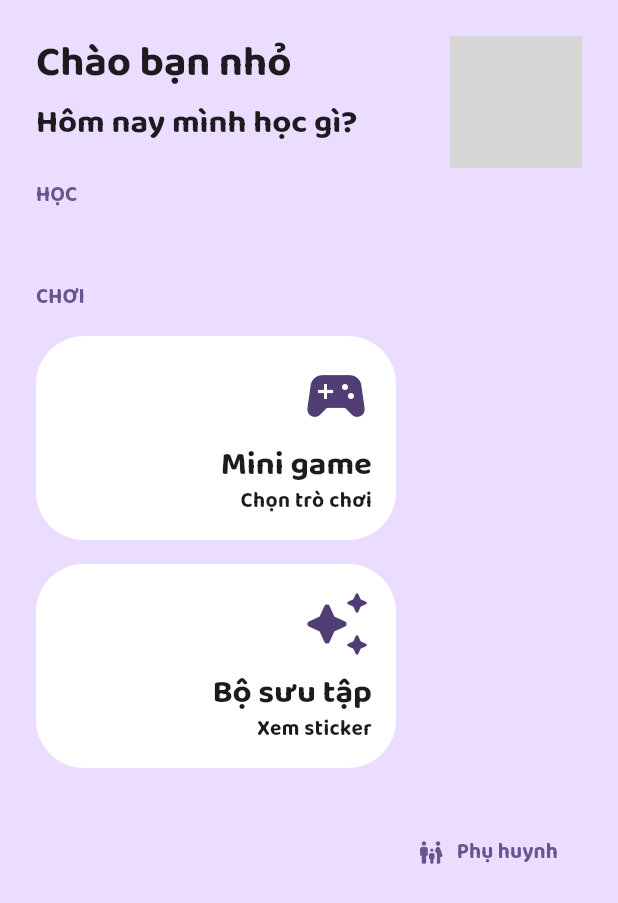
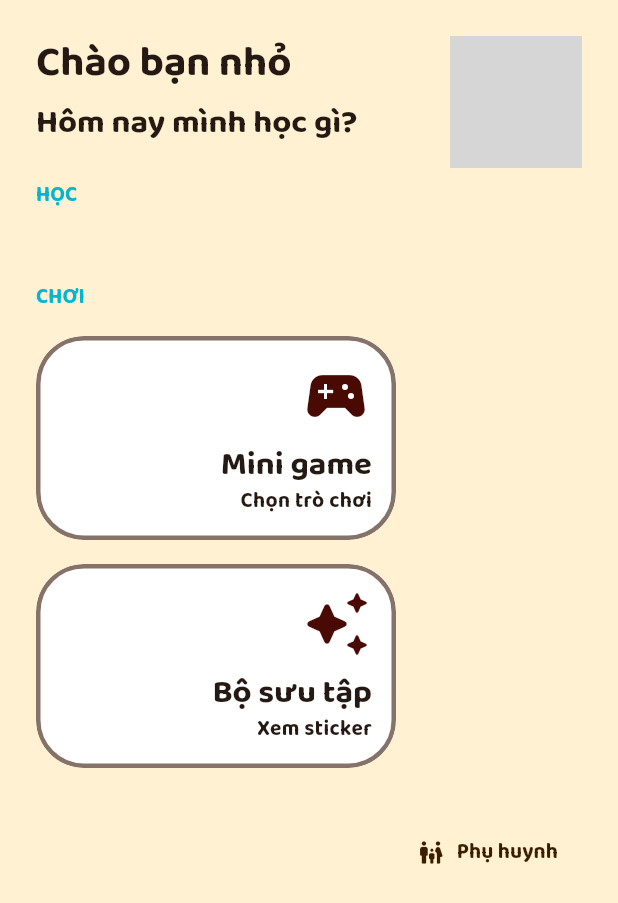
Before and after one commit to majinbaka/FlashKids, a Flutter app: the ChildHomeScreen screen opened directly with empty values, on a phone screen of 412 x 824 dp. Shown: the top 903 px of the screen. Run offline on Flutter 3.47's test engine with Material 3 defaults, Android fonts, the phone set to English and light mode, and no system bars; our stand-ins replace flutter_riverpod, go_router; grey boxes are pictures that could not be loaded.

Commit message:
feat: update theme colors and styles across the application, enhance UI components with outlines

```diff
--- a/lib/app/presentation/kid_destination_card.dart
+++ b/lib/app/presentation/kid_destination_card.dart
@@ -81,7 +81,10 @@ class _VerticalDestinationCard extends StatelessWidget {
       color: prominent
           ? colors.tertiaryContainer
           : colors.surfaceContainerLowest,
-      borderRadius: BorderRadius.circular(32),
+      shape: RoundedRectangleBorder(
+        borderRadius: BorderRadius.circular(32),
+        side: BorderSide(color: colors.outline, width: 3),
+      ),
       clipBehavior: Clip.antiAlias,
       child: InkWell(
         borderRadius: BorderRadius.circular(32),
--- a/lib/app/presentation/kid_feedback_panel.dart
+++ b/lib/app/presentation/kid_feedback_panel.dart
@@ -40,6 +40,7 @@ class KidFeedbackPanel extends StatelessWidget {
         decoration: BoxDecoration(
           color: success ? colors.tertiaryContainer : colors.secondaryContainer,
           borderRadius: BorderRadius.circular(24),
+          border: Border.all(color: colors.outline, width: 3),
         ),
         child: Padding(
           padding: EdgeInsets.all(prominent ? 24 : 16),
--- a/lib/features/collection/presentation/collection_screen.dart
+++ b/lib/features/collection/presentation/collection_screen.dart
@@ -70,6 +70,7 @@ class CollectionScreen extends StatelessWidget {
                 decoration: BoxDecoration(
                   color: colors.surfaceContainerHigh,
                   borderRadius: BorderRadius.circular(32),
+                  border: Border.all(color: colors.outline, width: 3),
                 ),
                 child: const Padding(
                   padding: EdgeInsets.all(24),
@@ -122,6 +123,10 @@ class _MasteryCard extends StatelessWidget {
           decoration: BoxDecoration(
             color: background,
             borderRadius: BorderRadius.circular(32),
+            border: Border.all(
+              color: Theme.of(context).colorScheme.outline,
+              width: 3,
+            ),
           ),
           child: Padding(
             padding: const EdgeInsets.all(24),
--- a/lib/features/games/presentation/game_detail_screen.dart
+++ b/lib/features/games/presentation/game_detail_screen.dart
@@ -38,6 +38,7 @@ class GameDetailScreen extends StatelessWidget {
                   decoration: BoxDecoration(
                     color: colors.secondaryContainer,
                     borderRadius: BorderRadius.circular(40),
+                    border: Border.all(color: colors.outline, width: 3),
                   ),
                   child: Padding(
                     padding: const EdgeInsets.all(48),
--- a/lib/features/games/presentation/gameplay_screen.dart
+++ b/lib/features/games/presentation/gameplay_screen.dart
@@ -48,6 +48,7 @@ class GameplayScreen extends StatelessWidget {
                 decoration: BoxDecoration(
                   color: colors.primaryContainer,
                   borderRadius: BorderRadius.circular(40),
+                  border: Border.all(color: colors.outline, width: 3),
                 ),
                 child: Padding(
                   padding: const EdgeInsets.all(32),
--- a/lib/features/home/presentation/child_home_screen.dart
+++ b/lib/features/home/presentation/child_home_screen.dart
@@ -38,8 +38,12 @@ class ChildHomeScreen extends StatelessWidget {
   Widget build(BuildContext context) {
     final colors = Theme.of(context).colorScheme;
     return Scaffold(
-      backgroundColor: colors.primaryContainer,
-      body: SafeArea(
+      backgroundColor: Theme.of(context).scaffoldBackgroundColor,
+      body: DefaultTextStyle.merge(
+        style: TextStyle(color: colors.onInverseSurface),
+        child: IconTheme.merge(
+          data: IconThemeData(color: colors.onInverseSurface),
+          child: SafeArea(
             child: LayoutBuilder(
               builder: (context, constraints) {
                 final isLandscape =
@@ -60,6 +64,8 @@ class ChildHomeScreen extends StatelessWidget {
                         onParentArea: onParentArea,
                       );
               },
+            ),
+          ),
         ),
       ),
     );
@@ -126,7 +132,7 @@ class _PortraitHomeContent extends StatelessWidget {
             child: Text(
               'HỌC',
               style: Theme.of(context).textTheme.labelLarge?.copyWith(
-                color: colors.primary,
+                color: colors.tertiary,
                 fontWeight: FontWeight.bold,
               ),
             ),
@@ -173,7 +179,7 @@ class _PortraitHomeContent extends StatelessWidget {
             child: Text(
               'CHƠI',
               style: Theme.of(context).textTheme.labelLarge?.copyWith(
-                color: colors.primary,
+                color: colors.tertiary,
                 fontWeight: FontWeight.bold,
               ),
             ),
@@ -224,6 +230,9 @@ class _PortraitHomeContent extends StatelessWidget {
                 button: true,
                 child: TextButton.icon(
                   onPressed: onParentArea,
+                  style: TextButton.styleFrom(
+                    foregroundColor: colors.onInverseSurface,
+                  ),
                   icon: const Icon(Icons.family_restroom_rounded),
                   label: const Text('Phụ huynh'),
                 ),
@@ -294,7 +303,7 @@ class _LandscapeHomeContent extends StatelessWidget {
                 Text(
                   'HỌC',
                   style: Theme.of(context).textTheme.labelLarge?.copyWith(
-                    color: colors.primary,
+                    color: colors.tertiary,
                     fontWeight: FontWeight.bold,
                   ),
                 ),
@@ -336,7 +345,7 @@ class _LandscapeHomeContent extends StatelessWidget {
                 Text(
                   'CHƠI',
                   style: Theme.of(context).textTheme.labelLarge?.copyWith(
-                    color: colors.primary,
+                    color: colors.tertiary,
                     fontWeight: FontWeight.bold,
                   ),
                 ),
@@ -376,6 +385,9 @@ class _LandscapeHomeContent extends StatelessWidget {
                     button: true,
                   child: TextButton.icon(
                     onPressed: onParentArea,
+                    style: TextButton.styleFrom(
+                      foregroundColor: colors.onInverseSurface,
+                    ),
                     icon: const Icon(Icons.family_restroom_rounded),
                       label: const Text('Phụ huynh'),
                     ),
--- a/lib/features/learning/presentation/learning_session_screen.dart
+++ b/lib/features/learning/presentation/learning_session_screen.dart
@@ -80,6 +80,7 @@ class LearningSessionScreen extends StatelessWidget {
                     decoration: BoxDecoration(
                       color: colors.surfaceContainerHigh,
                       borderRadius: BorderRadius.circular(40),
+                      border: Border.all(color: colors.outline, width: 3),
                     ),
                     child: Padding(
                       padding: const EdgeInsets.all(32),
--- a/lib/features/learning/presentation/lesson_complete_screen.dart
+++ b/lib/features/learning/presentation/lesson_complete_screen.dart
@@ -48,6 +48,7 @@ class LessonCompleteScreen extends StatelessWidget {
                     decoration: BoxDecoration(
                       color: colors.tertiaryContainer,
                       borderRadius: BorderRadius.circular(32),
+                      border: Border.all(color: colors.outline, width: 3),
                     ),
                     child: const Padding(
                       padding: EdgeInsets.all(24),
--- a/lib/features/learning/presentation/module_overview_screen.dart
+++ b/lib/features/learning/presentation/module_overview_screen.dart
@@ -56,6 +56,7 @@ class ModuleOverviewScreen extends StatelessWidget {
                 decoration: BoxDecoration(
                   color: colors.tertiaryContainer,
                   borderRadius: BorderRadius.circular(32),
+                  border: Border.all(color: colors.outline, width: 3),
                 ),
                 child: Padding(
                   padding: const EdgeInsets.all(24),
```
Also changed, not shown: lib/app/presentation/flash_kids_theme.dart (+52 -2 lines), lib/app/presentation/kid_zone_scaffold.dart (+5 -2 lines), lib/features/home/presentation/launch_screen.dart (+8 -2 lines), 3 other files. Lines whose indentation alone changed are shown as unchanged.
